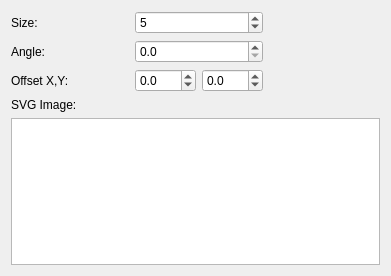
Old version of the form src/ui/symbollayer/widget_svgmarker.ui in the repository qgis/QGIS.
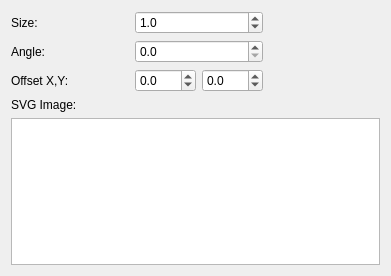
New version of the form.

Commit message: Changed line width to be double, fixed width retrieval from symbol, proportional scaling of symbol layers when settings size/width.

Patch:
```diff
--- a/src/ui/symbollayer/widget_svgmarker.ui
+++ b/src/ui/symbollayer/widget_svgmarker.ui
@@ -29,22 +29,6 @@
        </property>
       </widget>
      </item>
-     <item row="0" column="1">
-      <widget class="QSpinBox" name="spinSize">
-       <property name="sizePolicy">
-        <sizepolicy hsizetype="MinimumExpanding" vsizetype="Fixed">
-         <horstretch>0</horstretch>
-         <verstretch>0</verstretch>
-        </sizepolicy>
-       </property>
-       <property name="minimum">
-        <number>1</number>
-       </property>
-       <property name="value">
-        <number>5</number>
-       </property>
-      </widget>
-     </item>
      <item row="0" column="2" rowspan="3">
       <spacer>
        <property name="orientation">
@@ -106,6 +90,22 @@
        </property>
       </widget>
      </item>
+     <item row="0" column="1">
+      <widget class="QDoubleSpinBox" name="spinSize">
+       <property name="sizePolicy">
+        <sizepolicy hsizetype="MinimumExpanding" vsizetype="Fixed">
+         <horstretch>0</horstretch>
+         <verstretch>0</verstretch>
+        </sizepolicy>
+       </property>
+       <property name="decimals">
+        <number>1</number>
+       </property>
+       <property name="value">
+        <double>1.000000000000000</double>
+       </property>
+      </widget>
+     </item>
     </layout>
    </item>
    <item>
```
Left out of the diff: 3 changed lines with no effect on the pictures. The commit also changes 16 other files.
